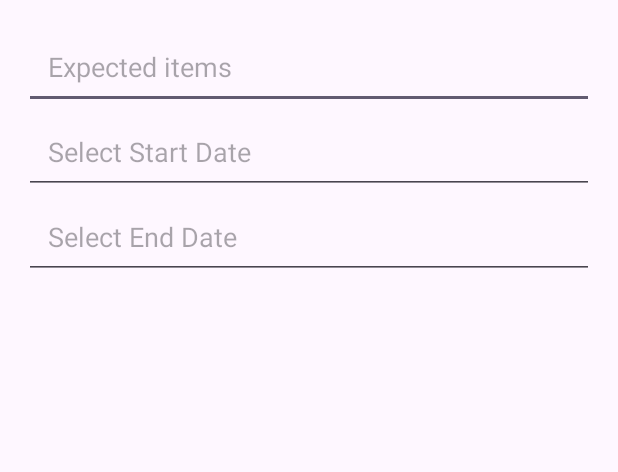
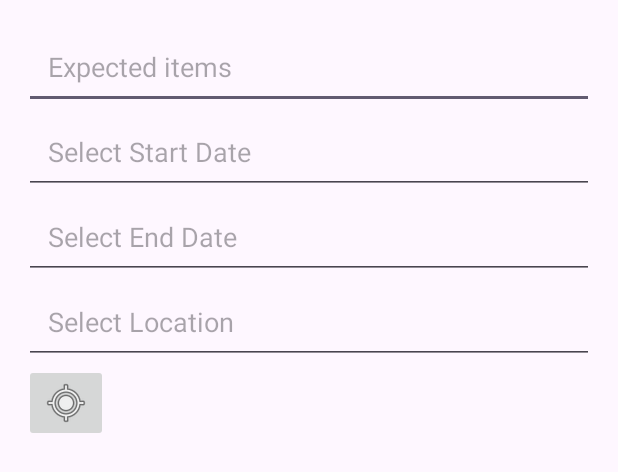
Before and after one commit to michaelxky/FundingApp, an Android app: the layout support_donation_input.xml on its own in the app's theme, with its tools: preview values and no code run, on a phone screen of 412 x 824 dp. Shown: the top 472 px of the screen. Run offline under Robolectric (Android 15) with nearby library versions, the phone set to English and light mode, and no system bars.

Commit message:
Merge postPublish page(locations selection completed).

```diff
--- a/app/src/main/AndroidManifest.xml
+++ b/app/src/main/AndroidManifest.xml
@@ -23,9 +23,6 @@
         android:supportsRtl="true"
         android:theme="@style/Theme.MaterialComponents.DayNight.NoActionBar"
         tools:targetApi="29">
-        <activity
-            android:name=".MapPickerActivity"
-            android:exported="false" />
         <activity
             android:name=".postPublish"
             android:exported="true">
--- a/app/src/main/res/layout/support_activity_input.xml
+++ b/app/src/main/res/layout/support_activity_input.xml
@@ -39,16 +39,13 @@
         android:id="@+id/location"
         android:layout_width="match_parent"
         android:layout_height="wrap_content"
-        android:layout_weight="1"
         android:hint="Select Location"
-        android:focusable="false"
-        android:clickable="true"
         android:padding="16dp" />
 
     <ImageButton
         android:id="@+id/select_location"
         android:layout_width="wrap_content"
         android:layout_height="wrap_content"
-        android:src="@android:drawable/ic_menu_mapmode" />
+        android:src="@android:drawable/ic_menu_mylocation" />
 
 </LinearLayout>
--- a/app/src/main/res/layout/support_donation_input.xml
+++ b/app/src/main/res/layout/support_donation_input.xml
@@ -27,4 +27,17 @@
         android:hint="Select End Date"
         android:padding="16dp"/>
 
+    <EditText
+        android:id="@+id/location"
+        android:layout_width="match_parent"
+        android:layout_height="wrap_content"
+        android:hint="Select Location"
+        android:padding="16dp" />
+
+    <ImageButton
+        android:id="@+id/select_location"
+        android:layout_width="wrap_content"
+        android:layout_height="wrap_content"
+        android:src="@android:drawable/ic_menu_mylocation" />
+
 </LinearLayout>
```
Also changed, not shown: app/src/main/java/Program/Tech/MapPickerActivity.java (deleted, +0 -62 lines), app/src/main/java/Program/Tech/postPublish.java (+22 -12 lines), app/src/main/res/layout/activity_map_picker.xml (deleted, +0 -13 lines).
